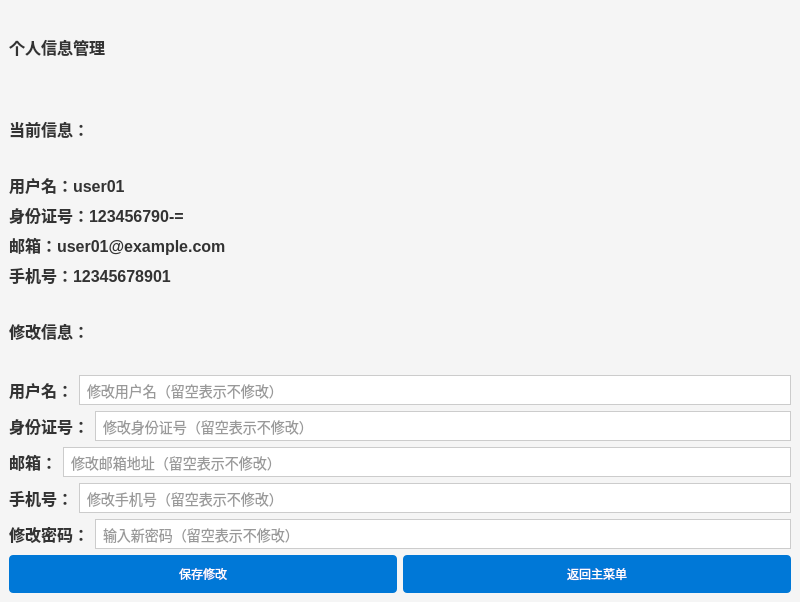
Qt form ui/profile.ui (ABLingss/UESTC-PBLF--) before a commit.
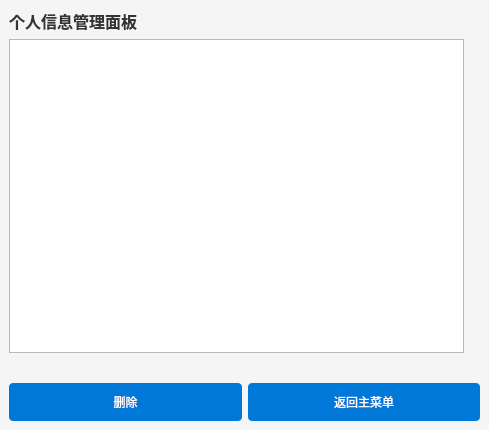
The same form after that commit.

What changed in the file:
```diff
--- a/ui/profile.ui
+++ b/ui/profile.ui
@@ -6,8 +6,8 @@
    <rect>
     <x>0</x>
     <y>0</y>
-    <width>800</width>
-    <height>602</height>
+    <width>489</width>
+    <height>430</height>
    </rect>
   </property>
   <property name="styleSheet">
@@ -54,57 +54,11 @@
     <item row="0" column="0">
      <widget class="QLabel" name="profileTitleLabel">
       <property name="text">
-       <string>个人信息管理</string>
+       <string>个人信息管理面板</string>
       </property>
      </widget>
     </item>
-    <item row="1" column="0">
-     <widget class="QLabel" name="currentInfoLabel">
-      <property name="text">
-       <string>当前信息：</string>
-      </property>
-     </widget>
-    </item>
-    <item row="2" column="0" colspan="2">
-     <layout class="QVBoxLayout" name="currentInfoLayout">
-      <item>
-       <widget class="QLabel" name="currentUsernameLabel">
-        <property name="text">
-         <string>用户名：user01</string>
-        </property>
-       </widget>
-      </item>
-      <item>
-       <widget class="QLabel" name="label">
-        <property name="text">
-         <string>身份证号：123456790-=</string>
-        </property>
-       </widget>
-      </item>
-      <item>
-       <widget class="QLabel" name="currentEmailLabel">
-        <property name="text">
-         <string>邮箱：user01@example.com</string>
-        </property>
-       </widget>
-      </item>
-      <item>
-       <widget class="QLabel" name="currentPhoneLabel">
-        <property name="text">
-         <string>手机号：12345678901</string>
-        </property>
-       </widget>
-      </item>
-     </layout>
-    </item>
-    <item row="3" column="0">
-     <widget class="QLabel" name="editInfoLabel">
-      <property name="text">
-       <string>修改信息：</string>
-      </property>
-     </widget>
-    </item>
-    <item row="3" column="1">
+    <item row="2" column="1">
      <widget class="QLabel" name="statusLabel">
       <property name="styleSheet">
        <string notr="true">QLabel {
@@ -117,104 +71,7 @@
       </property>
      </widget>
     </item>
-    <item row="4" column="0" colspan="2">
-     <layout class="QHBoxLayout" name="usernameLayout">
-      <item>
-       <widget class="QLabel" name="usernameLabel">
-        <property name="text">
-         <string>用户名：</string>
-        </property>
-       </widget>
-      </item>
-      <item>
-       <widget class="QLineEdit" name="usernameLineEdit">
-        <property name="placeholderText">
-         <string>修改用户名（留空表示不修改）</string>
-        </property>
-       </widget>
-      </item>
-     </layout>
-    </item>
-    <item row="5" column="0" colspan="2">
-     <layout class="QHBoxLayout" name="horizontalLayout">
-      <item>
-       <layout class="QHBoxLayout" name="horizontalLayout_2">
-        <item>
-         <widget class="QLabel" name="label_2">
-          <property name="text">
-           <string>身份证号：</string>
-          </property>
-         </widget>
-        </item>
-        <item>
-         <widget class="QLineEdit" name="IDLineEdit">
-          <property name="placeholderText">
-           <string>修改身份证号（留空表示不修改）</string>
-          </property>
-         </widget>
-        </item>
-       </layout>
-      </item>
-     </layout>
-    </item>
-    <item row="6" column="0" colspan="2">
-     <layout class="QHBoxLayout" name="emailLayout">
-      <item>
-       <widget class="QLabel" name="emailLabel">
-        <property name="text">
-         <string>邮箱：</string>
-        </property>
-       </widget>
-      </item>
-      <item>
-       <widget class="QLineEdit" name="emailLineEdit">
-        <property name="placeholderText">
-         <string>修改邮箱地址（留空表示不修改）</string>
-        </property>
-       </widget>
-      </item>
-     </layout>
-    </item>
-    <item row="7" column="0" colspan="2">
-     <layout class="QHBoxLayout" name="phoneLayout">
-      <item>
-       <widget class="QLabel" name="phoneLabel">
-        <property name="text">
-         <string>手机号：</string>
-        </property>
-       </widget>
-      </item>
-      <item>
-       <widget class="QLineEdit" name="phoneLineEdit">
-        <property name="placeholderText">
-         <string>修改手机号（留空表示不修改）</string>
-        </property>
-       </widget>
-      </item>
-     </layout>
-    </item>
-    <item row="8" column="0" colspan="2">
-     <layout class="QHBoxLayout" name="passwordLayout">
-      <item>
-       <widget class="QLabel" name="passwordLabel">
-        <property name="text">
-         <string>修改密码：</string>
-        </property>
-       </widget>
-      </item>
-      <item>
-       <widget class="QLineEdit" name="passwordLineEdit">
-        <property name="echoMode">
-         <enum>QLineEdit::Password</enum>
-        </property>
-        <property name="placeholderText">
-         <string>输入新密码（留空表示不修改）</string>
-        </property>
-       </widget>
-      </item>
-     </layout>
-    </item>
-    <item row="9" column="0" colspan="2">
+    <item row="3" column="0" colspan="2">
      <layout class="QHBoxLayout" name="buttonLayout">
       <item>
        <widget class="QPushButton" name="saveButton">
@@ -222,7 +79,7 @@
          <cursorShape>PointingHandCursor</cursorShape>
         </property>
         <property name="text">
-         <string>保存修改</string>
+         <string>删除</string>
         </property>
        </widget>
       </item>
@@ -238,6 +95,9 @@
       </item>
      </layout>
     </item>
+    <item row="1" column="0">
+     <widget class="QTableWidget" name="tableWidget"/>
+    </item>
    </layout>
   </widget>
  </widget>
```
Left out of the diff: 2 changed lines with no effect on the pictures.
